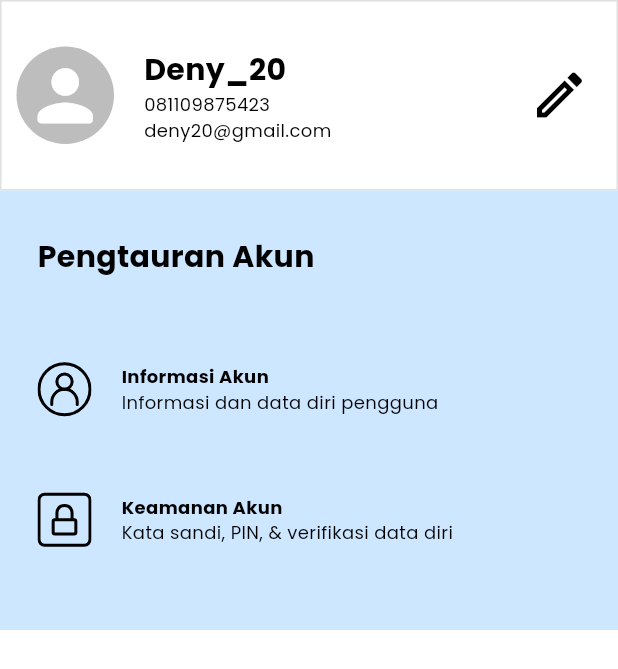
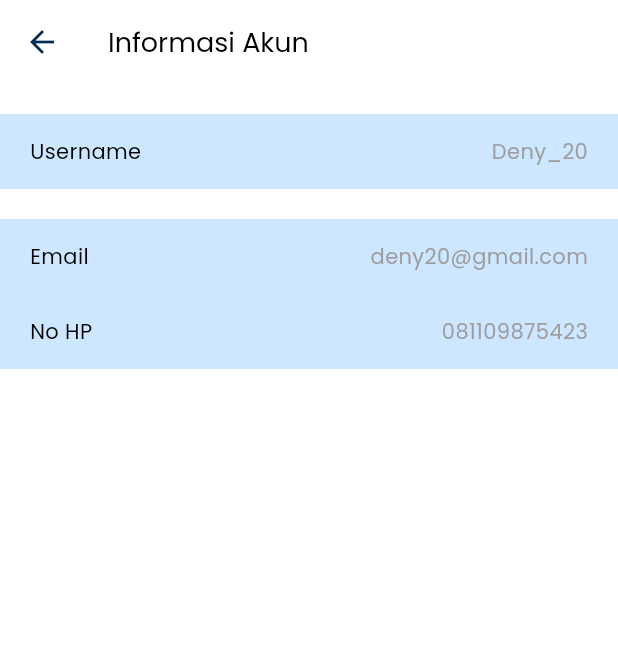
Before and after one commit to Neuxtron/karim_fashion, a Flutter app: the AkunPage widget shown alone on an empty page, opened directly, after a tap on "Informasi Akun", on a phone screen of 412 x 824 dp. Shown: the top 669 px of the screen. Run offline on Flutter 3.47's test engine with Material 2 defaults, Android fonts, the phone set to English and light mode, and no system bars; our stand-ins replace flutter_svg; network calls fail.

Commit message:
slicing informasi akun

```diff
--- a/karim_fashion_mobile/lib/main.dart
+++ b/karim_fashion_mobile/lib/main.dart
@@ -6,6 +6,7 @@ import 'package:karim_fashion/view_models/produk_view_model.dart';
 import 'package:karim_fashion/view_models/user_view_model.dart';
 import 'package:karim_fashion/views/checkout/checkout_page.dart';
 import 'package:karim_fashion/views/deskripsi/deskripsi_page.dart';
+import 'package:karim_fashion/views/info_akun/info_akun_page.dart';
 import 'package:karim_fashion/views/keranjang/keranjang_page.dart';
 import 'package:karim_fashion/views/main/main_page.dart';
 import 'package:karim_fashion/views/signup/signup_page.dart';
@@ -52,6 +53,7 @@ class MyApp extends StatelessWidget {
           "/deskripsi": (context) => const DeskripsiPage(),
           "/keranjang": (context) => const KeranjangPage(),
           "/checkout": (context) => const CheckoutPage(),
+          "/info_akun": (context) => const InfoAkunPage(),
         },
       ),
     );
--- a/karim_fashion_mobile/lib/views/akun/akun_page.dart
+++ b/karim_fashion_mobile/lib/views/akun/akun_page.dart
@@ -69,7 +69,7 @@ class AkunPage extends StatelessWidget {
               ),
               const SizedBox(height: 30),
               InkWell(
-                onTap: () {},
+                onTap: () => Navigator.pushNamed(context, "/info_akun"),
                 child: Padding(
                   padding: const EdgeInsets.symmetric(vertical: 25),
                   child: Row(
--- /dev/null
+++ b/karim_fashion_mobile/lib/views/info_akun/info_akun_page.dart
@@ -0,0 +1,46 @@
+import 'package:flutter/material.dart';
+import 'package:karim_fashion/utils/app_constants.dart';
+import 'package:karim_fashion/view_models/user_view_model.dart';
+import 'package:karim_fashion/views/info_akun/info_item.dart';
+import 'package:provider/provider.dart';
+
+class InfoAkunPage extends StatelessWidget {
+  const InfoAkunPage({super.key});
+
+  @override
+  Widget build(BuildContext context) {
+    final user = context.read<UserViewModel>().currentUser;
+
+    return Scaffold(
+      appBar: AppBar(
+        title: const Text(
+          "Informasi Akun",
+          style: TextStyle(
+            fontSize: 18,
+            color: Colors.black,
+          ),
+        ),
+        foregroundColor: AppConstants.primary,
+      ),
+      body: Column(
+        children: [
+          Padding(
+            padding: const EdgeInsets.symmetric(vertical: 20),
+            child: InfoItem(
+              label: "Username",
+              value: user.username,
+            ),
+          ),
+          InfoItem(
+            label: "Email",
+            value: user.email,
+          ),
+          InfoItem(
+            label: "No HP",
+            value: user.hp,
+          ),
+        ],
+      ),
+    );
+  }
+}
--- /dev/null
+++ b/karim_fashion_mobile/lib/views/info_akun/info_item.dart
@@ -0,0 +1,30 @@
+import 'package:flutter/material.dart';
+
+class InfoItem extends StatelessWidget {
+  final String label;
+  final String value;
+
+  const InfoItem({
+    super.key,
+    required this.label,
+    required this.value,
+  });
+
+  @override
+  Widget build(BuildContext context) {
+    return Container(
+      color: const Color(0xFFCCE7FF),
+      padding: const EdgeInsets.symmetric(vertical: 15, horizontal: 20),
+      child: Row(
+        mainAxisAlignment: MainAxisAlignment.spaceBetween,
+        children: [
+          Text(label),
+          Text(
+            value,
+            style: const TextStyle(color: Colors.grey),
+          ),
+        ],
+      ),
+    );
+  }
+}
```
